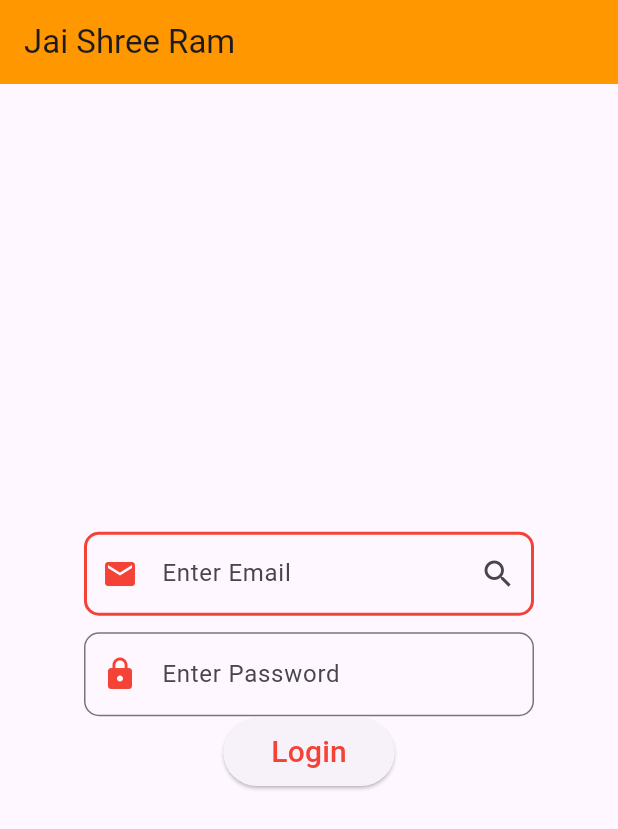
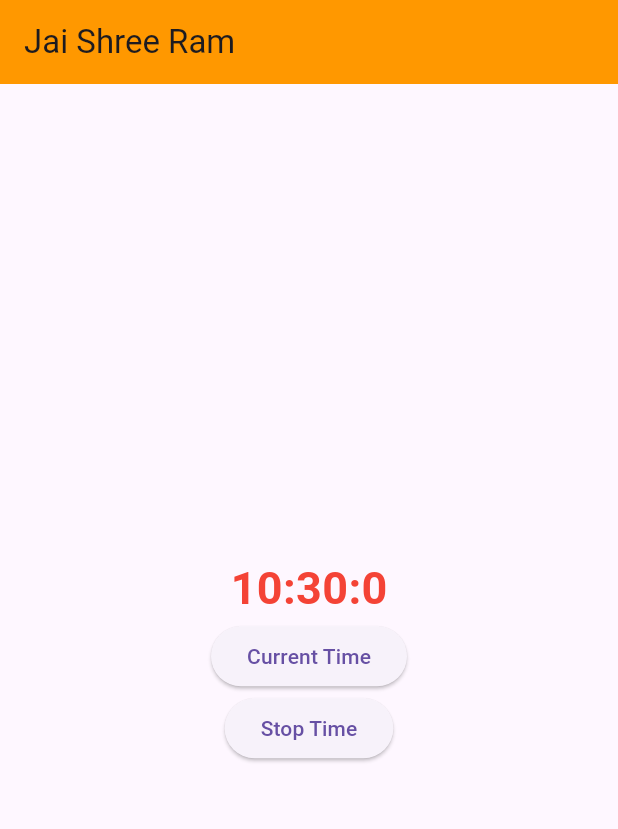
Before and after one commit to codebyAbhishekBharti/flutter_basics, a Flutter app: the screen it shows after launch, on a phone screen of 412 x 824 dp. Shown: the top 829 px of the screen. Run offline on Flutter 3.47's test engine with Material 3 defaults, Android fonts, the phone set to English and light mode, and no system bars.

Commit message:
Adding Time to App with start and stop button using statefulWidget

```diff
--- a/lib/main.dart
+++ b/lib/main.dart
@@ -4,7 +4,8 @@ import 'package:flutter_basics/ui_helper/util.dart';
 void main() {
   runApp(FlutterApp());
 }
-class FlutterApp extends StatelessWidget{
+
+class FlutterApp extends StatelessWidget {
   @override
   Widget build(BuildContext context) {
     return MaterialApp(
@@ -25,14 +26,19 @@ class FlutterApp extends StatelessWidget{
           ),
         ),
       ),
-        home:   DashBoardScreen(),
+      home: DashBoardScreen(),
     );
   }
 }
 
-class DashBoardScreen extends StatelessWidget{
-  var emailText = TextEditingController();
-  var password = TextEditingController();
+class DashBoardScreen extends StatefulWidget {
+  @override
+  _DashBoardScreenState createState() => _DashBoardScreenState();
+}
+
+class _DashBoardScreenState extends State<DashBoardScreen> {
+  var time = DateTime.now();
+  var flag_time=true;
   @override
   Widget build(BuildContext context) {
     return Scaffold(
@@ -42,89 +48,57 @@ class DashBoardScreen extends StatelessWidget{
       ),
       body: Center(
         child: Container(
-          width: 300,
+          width: 200,
           child: Column(
             mainAxisAlignment: MainAxisAlignment.center,
             children: [
-              TextField(
-                // enabled: false,
-                  controller: emailText,
-                  keyboardType: TextInputType.emailAddress,
-                  decoration: InputDecoration(
-                    // suffixText: 'Suffix',
-                    hintText: 'Enter Email',
-                    suffixIcon: IconButton(
-                      icon: Icon(Icons.search),
-                      onPressed: (){
-                        print('Search Icon Clicked');
-                      },
-                    ),
-                    prefixIcon: Icon(Icons.email, color: Colors.red,),
-                    focusedBorder: OutlineInputBorder(
-                      borderRadius: BorderRadius.circular(10),
-                      borderSide: BorderSide(
+              Text(
+                '${time.hour}:${time.minute}:${time.second}',
+                style: const TextStyle(
+                  fontSize: 30,
                   color: Colors.red,
-                        width: 5,
-                      ),
-                    ),
-                    enabledBorder: OutlineInputBorder(
-                      borderRadius: BorderRadius.circular(10),
-                      borderSide: BorderSide(
-                        color: Colors.red,
-                        width: 2,
-                      ),
-                    ),
-                    disabledBorder: OutlineInputBorder(
-                      borderRadius: BorderRadius.circular(10),
-                      borderSide: BorderSide(
-                        color: Colors.green,
-                        width: 2,
-                      ),
-                    ),
-                    border: OutlineInputBorder(
-                      borderRadius: BorderRadius.circular(10),
-                      borderSide: BorderSide(
-                        color: Colors.red,
-                        width: 2,
-                      ),
-                    ),
-
-                  ),
-              ),
-              Container(height: 11,),
-              TextField(
-                controller: password,
-                obscureText: true,
-                obscuringCharacter: '*',
-                keyboardType: TextInputType.number,
-                decoration: InputDecoration(
-                  hintText: 'Enter Password',
-                  prefixIcon: Icon(Icons.lock, color: Colors.red,),
-                  border: OutlineInputBorder(
-                    borderRadius: BorderRadius.circular(10),
-                    borderSide: BorderSide(
-                      color: Colors.red,
-                      width: 2,
-                    ),
-                  ),
-
+                  fontWeight: FontWeight.bold,
                 ),
               ),
               ElevatedButton(
+                onPressed: () async {
+                  // for(int i=0; i<10; i++) {
+                  // //   print(i);
+                  // //   await Future.delayed(Duration(seconds: 1));
+                  //   print("sleep 1 sec");
+                  // }
+                  for(int i=0;i<100;i++){
+                    if(flag_time==false){
+                      break;
+                    }
+                    print(flag_time);
+                    print(i);
+                    setState(() {
+                      time = DateTime.now();
+                    });
+                    await Future.delayed(Duration(seconds: 1));
+                  };
+                  // setState(() {
+                  //   time = DateTime.now();
+                  // });
+                },
+                child: Text("Current Time"),
+              ),
+              ElevatedButton(
                   onPressed: (){
-                    print('Email: ${emailText.text}');
-                    print('Password: ${password.text}');
-                  },
-                  child: Padding(
-                    padding: const EdgeInsets.all(8.0),
-                    child: Text('Login', style: TextStyle(fontSize: 20,color: Colors.red),),
+                    setState(() {
+                      flag_time = false;
+                    });
+                    print("Stop time flag ${flag_time}");
+                    print("Stopping time");
+                  }
+                  ,
+                  child: Text('Stop Time')
               )
-              ),
             ],
           ),
         ),
-      )
+      ),
     );
   }
-
 }
```
Lines whose indentation alone changed are shown as unchanged.
